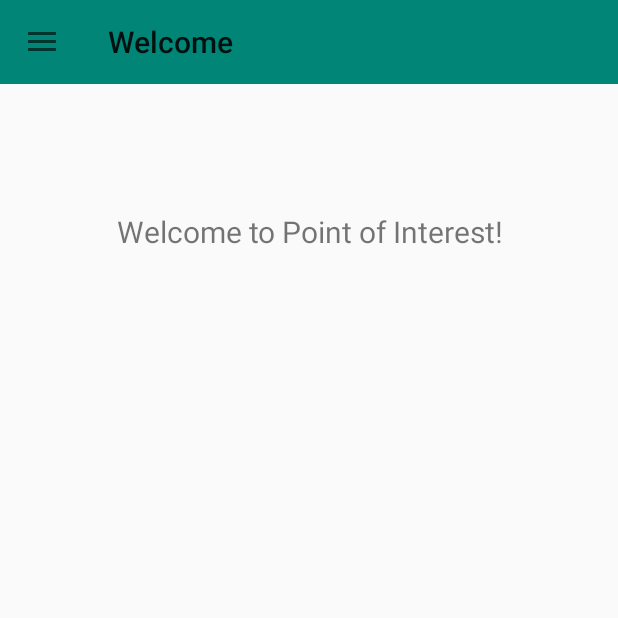
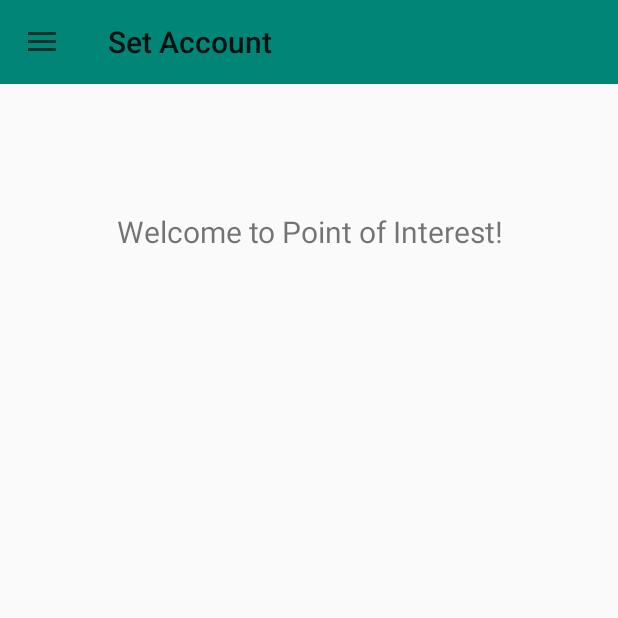
Before and after one commit to oliverbenee/point-of-interest, an Android app: the screen it shows after launch (MainActivity), on a phone screen of 412 x 824 dp, the top half of it. Run offline under Robolectric (Android 15) with nearby library versions, the phone set to English and light mode, and no system bars; our stand-ins replace Firebase (no records; nobody signed in at launch, a user with empty details on screens opened directly), navigation-ui; 2 statements that could not run were skipped.

Commit message:
changed a few string values to make code sligtly more understandable.

```diff
--- a/app/src/main/res/menu/activity_main_drawer.xml
+++ b/app/src/main/res/menu/activity_main_drawer.xml
@@ -7,7 +7,7 @@
         <item
             android:id="@+id/nav_home"
             android:icon="@drawable/ic_menu_camera"
-            android:title="@string/menu_welcome" />
+            android:title="@string/menu_sign_in" />
         <item
             android:id="@+id/nav_map"
             android:icon="@drawable/ic_menu_map"
--- a/app/src/main/res/navigation/mobile_navigation.xml
+++ b/app/src/main/res/navigation/mobile_navigation.xml
@@ -11,7 +11,7 @@
     <fragment
         android:id="@+id/nav_home"
         android:name="com.example.poi_drawer.ui.Welcome.WelcomeFragment"
-        android:label="@string/menu_welcome"
+        android:label="@string/menu_sign_in"
         tools:layout="@layout/fragment_welcome" >
         <action
             android:id="@+id/action_nav_home_to_nav_tools"
--- a/app/src/main/res/values/strings.xml
+++ b/app/src/main/res/values/strings.xml
@@ -7,7 +7,7 @@
     <string name="nav_header_desc">Navigation header</string>
     <string name="action_settings">Settings</string>
 
-    <string name="menu_welcome">Welcome</string>
+    <string name="menu_sign_in">Set Account</string>
     <string name="menu_map">Map</string>
     <string name="menu_poilist">Your Points of Interest</string>
     <string name="menu_tools">Change Account</string>
```
